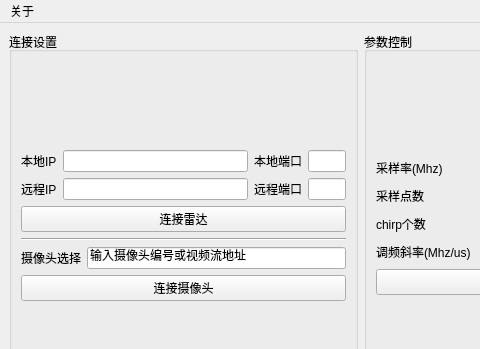
Before: the Qt Designer form mainwindow.ui in ZzzzzzS/mmLink, drawn with Qt 5; both pictures show x 0 to 480 and y 0 to 349 of the 1230 by 810 pixel window.
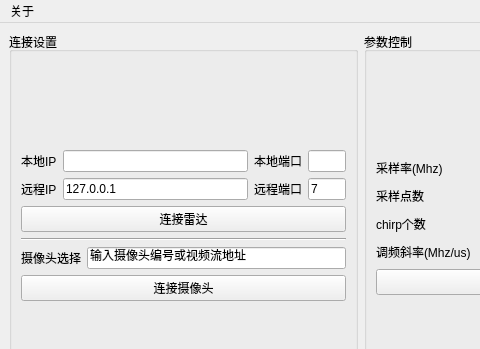
After: the same form once the commit is applied. Custom widgets are drawn as their Qt base class.

Commit message: 目前通过一个模拟的服务器显示时域数据正确

```diff
--- a/mainwindow.ui
+++ b/mainwindow.ui
@@ -82,7 +82,11 @@
                   </widget>
                  </item>
                  <item>
-                  <widget class="QLineEdit" name="ServerIP"/>
+                  <widget class="QLineEdit" name="ServerIP">
+                   <property name="text">
+                    <string>127.0.0.1</string>
+                   </property>
+                  </widget>
                  </item>
                  <item>
                   <widget class="QLabel" name="label_11">
@@ -105,6 +109,9 @@
                      <height>16777215</height>
                     </size>
                    </property>
+                   <property name="text">
+                    <string>7</string>
+                   </property>
                   </widget>
                  </item>
                 </layout>
```
The commit also changes 2 other files.
